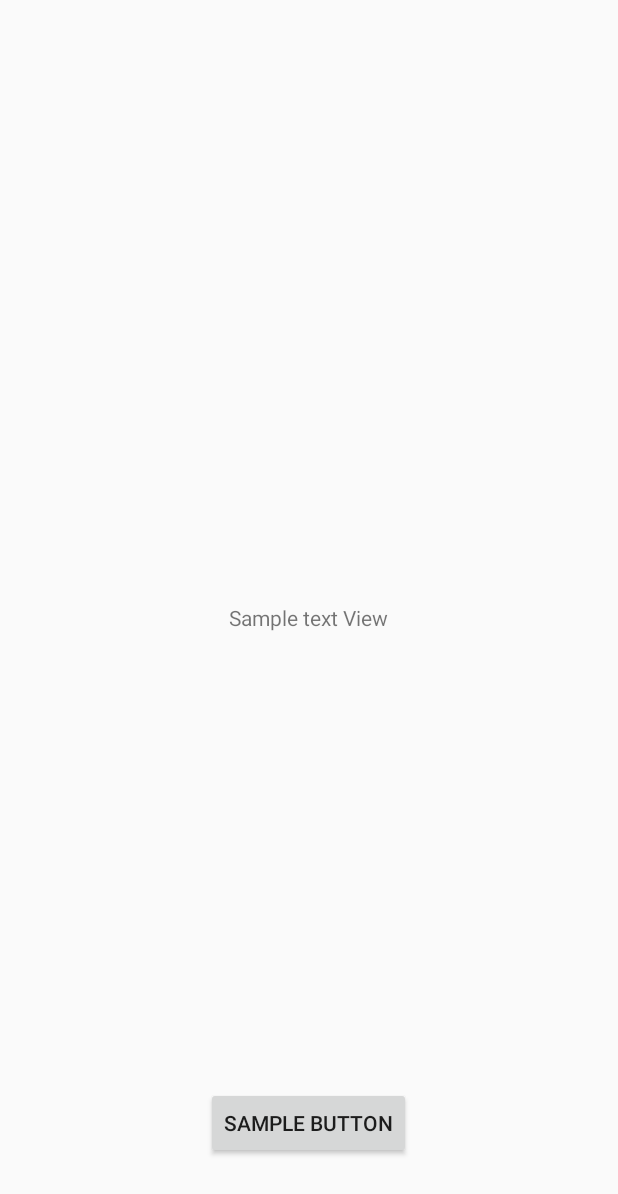
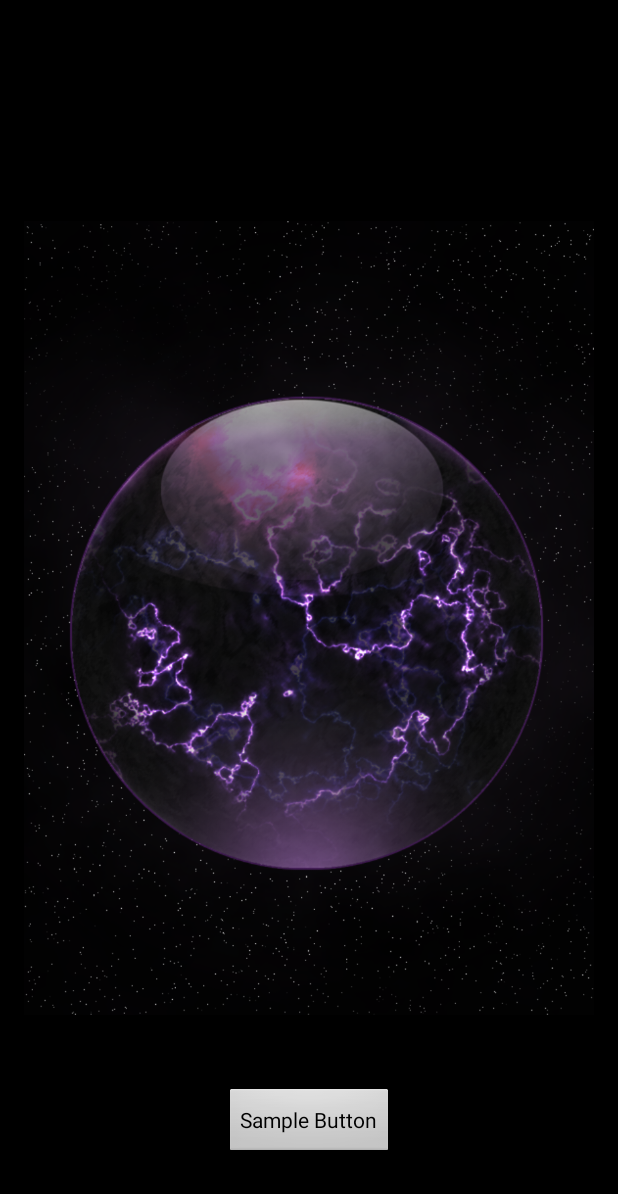
Before and after one commit to ryanloerzel/FortuneOrbApp, an Android app: the screen it shows after launch (MainActivity), on a phone screen of 412 x 824 dp. Shown: the top 1194 px of the screen. Run offline under Robolectric (Android 15) with nearby library versions, the phone set to English and light mode, and no system bars.

Commit message:
Added an image, text animation, and sound effect

```diff
--- a/Fortune  Orb/src/main/AndroidManifest.xml
+++ b/Fortune  Orb/src/main/AndroidManifest.xml
@@ -6,10 +6,10 @@
         android:allowBackup="true"
         android:icon="@drawable/ic_launcher"
         android:label="@string/app_name"
-        android:theme="@style/AppTheme" >
+        android:theme="@android:style/Theme.Black.NoTitleBar.Fullscreen" >
         <activity
             android:name="com.spacecasestudios.fortuneorb.fortuneorb.MainActivity"
-            android:label="@string/app_name" >
+            android:label="@string/app_name" android:screenOrientation="portrait">
             <intent-filter>
                 <action android:name="android.intent.action.MAIN" />
 
--- a/Fortune  Orb/src/main/java/com/spacecasestudios/fortuneorb/fortuneorb/MainActivity.java
+++ b/Fortune  Orb/src/main/java/com/spacecasestudios/fortuneorb/fortuneorb/MainActivity.java
@@ -1,10 +1,12 @@
 package com.spacecasestudios.fortuneorb.fortuneorb;
 
 import android.app.Activity;
+import android.media.MediaPlayer;
 import android.os.Bundle;
 import android.view.Menu;
 import android.view.MenuItem;
 import android.view.View;
+import android.view.animation.AlphaAnimation;
 import android.widget.Button;
 import android.widget.TextView;
 
@@ -12,6 +14,8 @@ import android.widget.TextView;
 public class MainActivity extends Activity {
     //Member variables
     private Orb mOrb = new Orb();
+    private TextView mAnswerLabel;
+    private Button mGetAnswerButton;
 
     //Methods
     @Override
@@ -19,19 +23,51 @@ public class MainActivity extends Activity {
         super.onCreate(savedInstanceState);
         setContentView(R.layout.activity_main);
 
-        //Declare View variables and assign them to views from the activity_main.xml layout
-        final TextView answerLabel = (TextView) findViewById(R.id.textView1);
-        Button getAnswerButton = (Button) findViewById(R.id.button1);
+        //Assign view variables to views from the activity_main.xml layout
+        mAnswerLabel = (TextView) findViewById(R.id.textView1);
+        mGetAnswerButton = (Button) findViewById(R.id.button1);
 
-        getAnswerButton.setOnClickListener(new View.OnClickListener() {
+        mGetAnswerButton.setOnClickListener(new View.OnClickListener() {
             @Override
             public void onClick(View view) {
+                String answer = mOrb.getAnAnswer();
                 //Update the label with a dynamic answer
-                answerLabel.setText(mOrb.getAnAnswer());
+                mAnswerLabel.setText(answer);
+
+                animateAnswer();
+                playSound();
+
             }
         });
     }
 
+   //Creates a fade in animation for the crystal ball text
+   private void animateAnswer(){
+       //set the opacity
+        AlphaAnimation fadeInAnimation = new AlphaAnimation(0, 1);
+
+        fadeInAnimation.setDuration(1500);
+        fadeInAnimation.setFillAfter(true);
+
+
+        mAnswerLabel.clearAnimation();/*Hack to make sure the animation
+                                        runs every time the button is pressed*/
+
+        mAnswerLabel.setAnimation(fadeInAnimation);
+
+
+    }
+
+    private void playSound(){
+        MediaPlayer player = MediaPlayer.create(this, R.raw.crystal_ball);
+        player.start();
+        player.setOnCompletionListener(new MediaPlayer.OnCompletionListener() {
+            @Override
+            public void onCompletion(MediaPlayer mediaPlayer) {
+                mediaPlayer.release();
+            }
+        });
+    }
     @Override
     public boolean onCreateOptionsMenu(Menu menu) {
 
--- a/Fortune  Orb/src/main/java/com/spacecasestudios/fortuneorb/fortuneorb/Orb.java
+++ b/Fortune  Orb/src/main/java/com/spacecasestudios/fortuneorb/fortuneorb/Orb.java
@@ -11,21 +11,21 @@ public class Orb {
     //An array of available mAnswers that will be shown in the orb
     private String[] mAnswers = {
             "It is undeniable",
-            "All signs point to YES",
+            "All signs point to yes",
             "It is certain",
             "Without a single doubt",
             "It is decidedly so",
             "The stars are not aligned",
             "Don't count on it",
             "Very doubtful",
-            "My reply is a strong NO",
-            "The Gods are not on your side",
+            "My reply is a strong no",
+            "The gods are not on your side",
             "Most certainly not",
             "It can not be known",
             "Better not tell you now",
             "Meditate and ask again",
-            "The Gods frown upon such questions",
-            "What will be will be"
+            "The gods frown upon such questions",
+            "What will, be will be"
     };
     private String mAnswer = "";
 
--- a/Fortune  Orb/src/main/res/layout/activity_main.xml
+++ b/Fortune  Orb/src/main/res/layout/activity_main.xml
@@ -8,13 +8,17 @@
     android:paddingBottom="@dimen/activity_vertical_margin"
     tools:context="com.spacecasestudios.fortuneorb.fortuneorb.MainActivity">
 
-    <TextView
-        android:layout_width="wrap_content"
-        android:layout_height="wrap_content"
-        android:text="Sample text View"
-        android:id="@+id/textView1"
-        android:layout_centerVertical="true"
-        android:layout_centerHorizontal="true" />
+    <ImageView
+        android:layout_width="match_parent"
+        android:layout_height="match_parent"
+        android:id="@+id/imageView"
+        android:layout_alignParentLeft="true"
+        android:layout_alignParentStart="true"
+        android:src="@drawable/orb_01"
+        android:layout_alignParentTop="true"
+        android:layout_alignParentBottom="true"
+        android:scaleType="fitCenter"
+        android:layout_centerInParent="true" />
 
     <Button
         android:layout_width="wrap_content"
@@ -25,4 +29,45 @@
         android:layout_centerHorizontal="true"
         android:layout_marginBottom="35dp" />
 
+    <LinearLayout
+        android:layout_width="wrap_content"
+        android:layout_height="wrap_content"
+        android:weightSum="1.0"
+        android:layout_gravity="center"
+        android:baselineAligned="false"
+        android:layout_centerVertical="true"
+        android:layout_alignParentLeft="true"
+        android:layout_alignParentStart="false"
+        android:id="@+id/linearLayout"
+        android:layout_alignRight="@+id/imageView"
+        android:layout_alignEnd="@+id/imageView">
+
+        <Space
+            android:layout_width="0dp"
+            android:layout_height="0dp"
+            android:layout_weight="0.2" />
+
+        <TextView
+            android:layout_width="0dp"
+            android:layout_height="wrap_content"
+            android:id="@+id/textView1"
+            android:textColor="@android:color/white"
+            android:textSize="30sp"
+            android:shadowColor="@android:color/white"
+            android:shadowDy="2"
+            android:shadowRadius="13"
+            android:singleLine="false"
+            android:gravity="center_horizontal"
+            android:layout_centerVertical="true"
+            android:layout_centerHorizontal="true"
+            android:textIsSelectable="true"
+            android:layout_weight="0.6" />
+
+        <Space
+            android:layout_width="0dp"
+            android:layout_height="0dp"
+            android:layout_weight="0.2" />
+
+    </LinearLayout>
+
 </RelativeLayout>
```
Also changed, not shown: Fortune  Orb/src/main/res/drawable-mdpi/orb_01.png (added), 1 other file.
